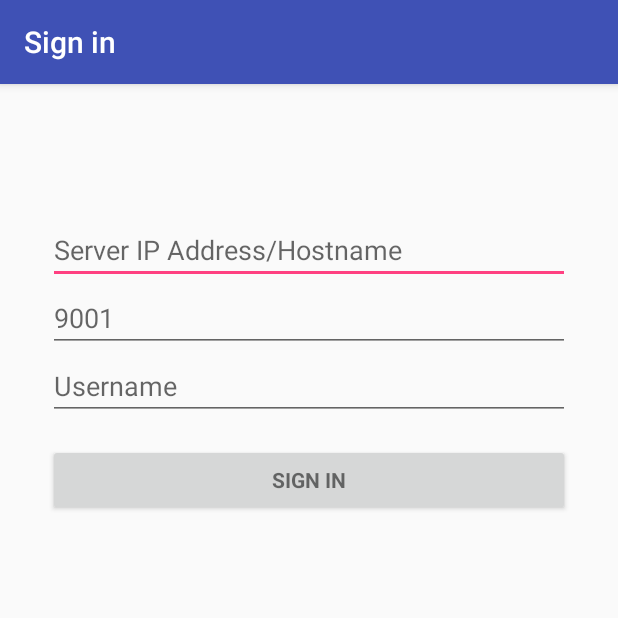
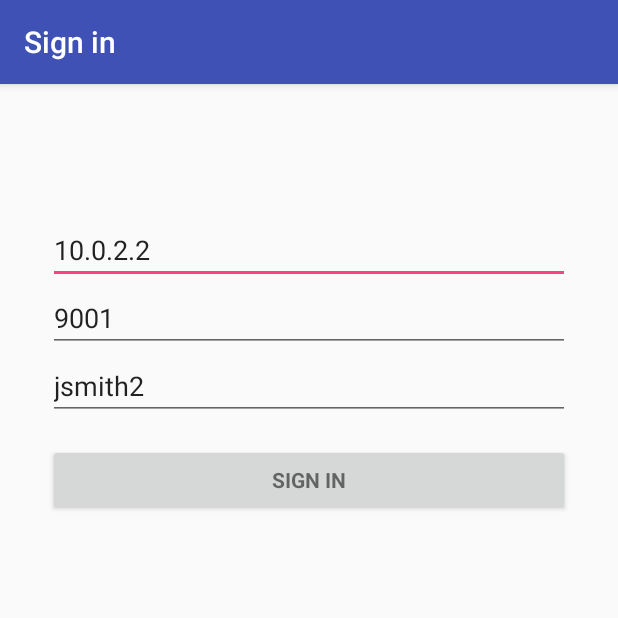
Before and after one commit to ApplePy/se3313a-lab4, an Android app: the screen it shows after launch (MainActivity), on a phone screen of 412 x 824 dp, the top half of it. Run offline under Robolectric (Android 15) with nearby library versions, the light colour scheme and no system bars.

Commit message:
WIP on client.

```diff
--- a/client/app/src/main/java/ca/uwo/eng/se3313/lab4/LoginFragment.java
+++ b/client/app/src/main/java/ca/uwo/eng/se3313/lab4/LoginFragment.java
@@ -7,13 +7,16 @@ import android.os.Looper;
 import android.support.annotation.NonNull;
 import android.support.annotation.Nullable;
 import android.support.v4.app.Fragment;
+import android.text.Editable;
 import android.text.TextUtils;
+import android.text.TextWatcher;
 import android.util.Log;
 import android.view.LayoutInflater;
 import android.view.View;
 import android.view.ViewGroup;
 import android.widget.Button;
 import android.widget.EditText;
+import android.widget.TextView;
 
 import java.util.regex.Pattern;
 
@@ -47,11 +50,45 @@ public class LoginFragment extends Fragment {
 
     // TODO SE3313
     // Add any fields you want for state below this
+    private String address;
+    private int port;
+    private String username;
+
+    private TextView address_field;
+    private TextView port_field;
+    private TextView username_field;
 
 
     @Override
     public void onViewCreated(View view, @Nullable Bundle savedInstanceState) {
         this.mLoginFormView = view.findViewById(R.id.login_form);
+
+        // Get view references
+        this.address_field = (TextView) view.findViewById(R.id.address);
+        this.port_field = (TextView) view.findViewById(R.id.port);
+        this.username_field = (TextView) view.findViewById(R.id.username);
+
+        // Set default text
+        this.address_field.setText(R.string.default_server_address);
+        this.port_field.setText(R.string.default_port);
+        this.username_field.setText(R.string.default_username);
+
+        this.address_field.addTextChangedListener(new TextWatcher() {
+            @Override
+            public void beforeTextChanged(CharSequence s, int start, int count, int after) {
+
+            }
+
+            @Override
+            public void onTextChanged(CharSequence s, int start, int before, int count) {
+
+            }
+
+            @Override
+            public void afterTextChanged(Editable s) {
+                this.address_field = s.toString()
+            }
+        });
 
         // TODO SE3313 Set up your view references and interactions.
         // Default the fields to the strings default_* (e.g. R.string.default_username)
--- a/client/build.gradle
+++ b/client/build.gradle
@@ -5,7 +5,7 @@ buildscript {
         jcenter()
     }
     dependencies {
-        classpath 'com.android.tools.build:gradle:2.2.2'
+        classpath 'com.android.tools.build:gradle:2.2.3'
 
         // NOTE: Do not place your application dependencies here; they belong
         // in the individual module build.gradle files
```
